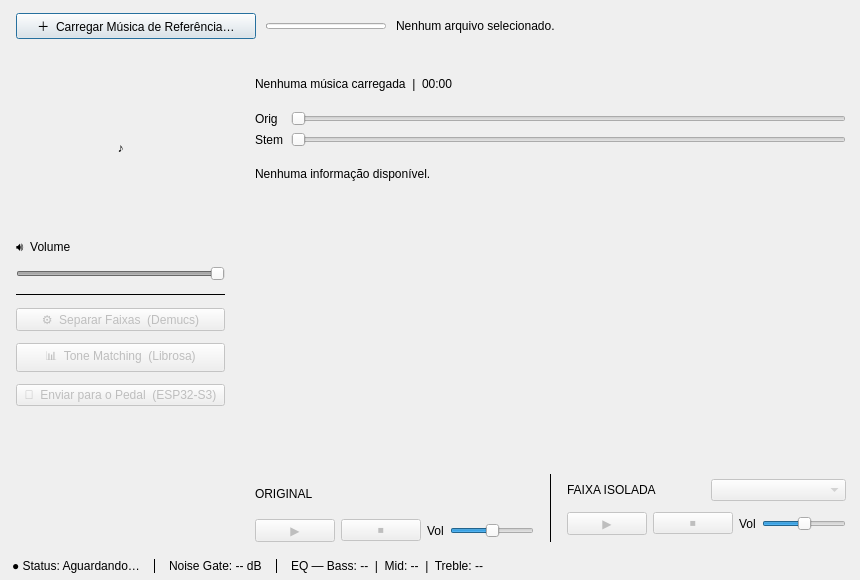
Before: the Qt Designer form gui/mainwindow.ui in broken-usb/uninstrumephy, drawn with Qt 5.
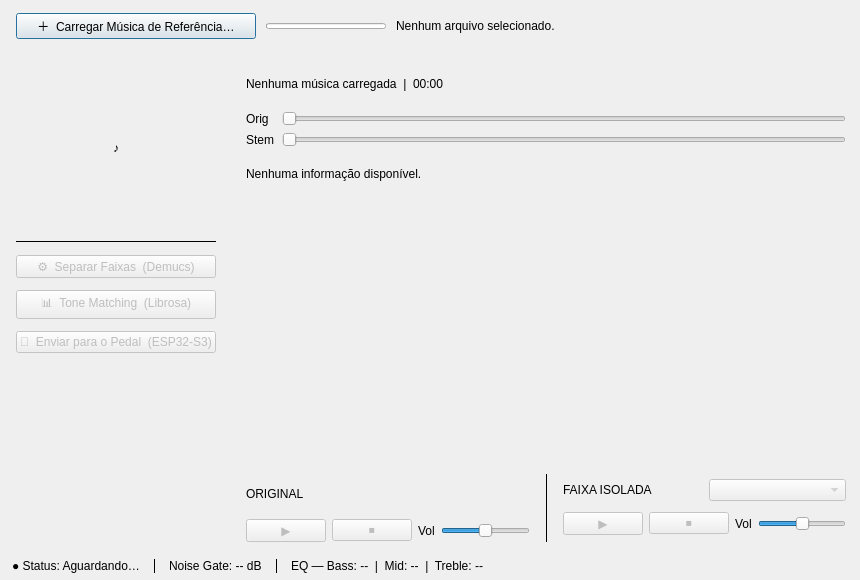
After: the same form once the commit is applied.

Commit message: Melhorias e correções na GUI e adição de notificações

Diff of the .ui file:
```diff
--- a/gui/mainwindow.ui
+++ b/gui/mainwindow.ui
@@ -191,29 +191,6 @@
           </property>
          </widget>
         </item>
-        <item>
-         <widget class="QLabel" name="lbl_vol_main">
-          <property name="text">
-           <string>🔊  Volume</string>
-          </property>
-         </widget>
-        </item>
-        <item>
-         <widget class="QSlider" name="slider_volume">
-          <property name="enabled">
-           <bool>false</bool>
-          </property>
-          <property name="maximum">
-           <number>110</number>
-          </property>
-          <property name="value">
-           <number>110</number>
-          </property>
-          <property name="orientation">
-           <enum>Qt::Orientation::Horizontal</enum>
-          </property>
-         </widget>
-        </item>
         <item>
          <widget class="QFrame" name="lineSep">
           <property name="frameShape">
```
The commit also changes 2 other files.
